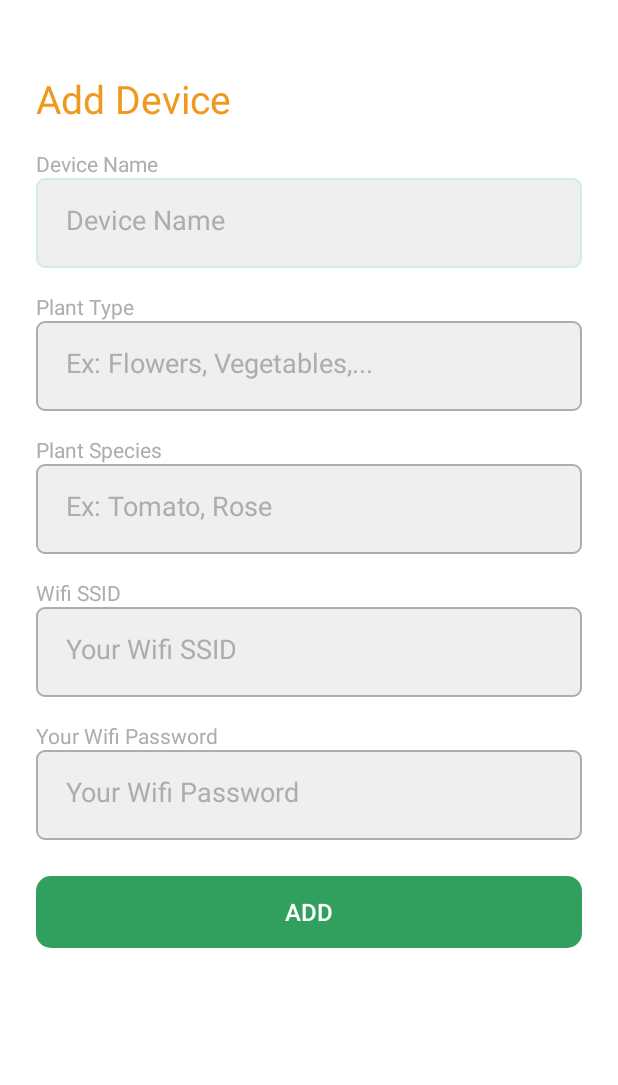
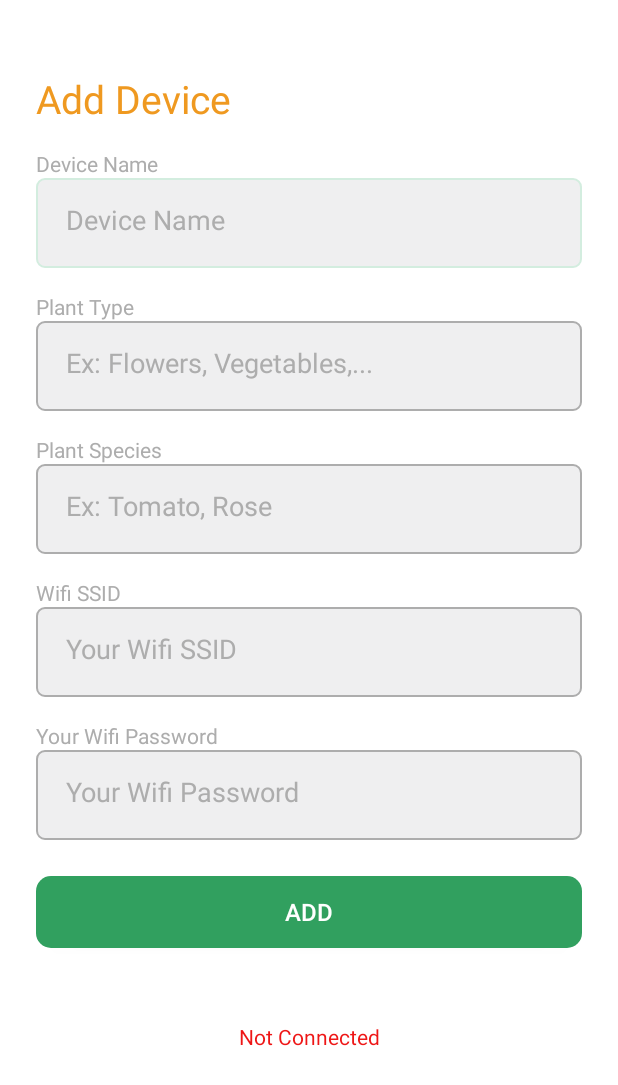
Before and after one commit to hirusha-perera/IntelliHydroBloom, an Android app: the layout fragment_device.xml on its own in the app's theme, with its tools: preview values and no code run, on a phone screen of 412 x 824 dp. Shown: the top 1085 px of the screen. Run offline under Robolectric (Android 15) with nearby library versions, the phone set to English and light mode, and no system bars.

Commit message:
device done

```diff
--- a/app/build.gradle
+++ b/app/build.gradle
@@ -65,7 +65,12 @@ dependencies {
     androidTestImplementation 'androidx.test.espresso:espresso-intents:3.4.0'
     androidTestImplementation 'androidx.test.espresso.idling:idling-concurrent:3.4.0'
 
+
+
+
+
     testImplementation 'org.mockito:mockito-core:3.12.4'
     testImplementation 'junit:junit:4.13.2'
     androidTestImplementation 'androidx.fragment:fragment-testing:1.4.0'
+
 }
--- a/app/src/main/res/layout/fragment_device.xml
+++ b/app/src/main/res/layout/fragment_device.xml
@@ -148,7 +148,7 @@
             app:layout_constraintTop_toBottomOf="@+id/txt_heading_wifiPassword" />
 
         <androidx.appcompat.widget.AppCompatButton
-            android:id="@+id/btn_vehicle_save"
+            android:id="@+id/btn_device_save"
             android:layout_width="match_parent"
             android:layout_height="48dp"
             android:layout_marginTop="24dp"
@@ -159,5 +159,25 @@
             app:layout_constraintStart_toStartOf="parent"
             app:layout_constraintTop_toBottomOf="@+id/txt_wifiPassword"
             tools:ignore="DuplicateSpeakableTextCheck" />
+
+        <ProgressBar
+            android:id="@+id/data_sending_progressbar"
+            android:layout_width="wrap_content"
+            android:layout_height="wrap_content"
+            android:visibility="gone"
+        app:layout_constraintStart_toStartOf="parent"
+        app:layout_constraintEnd_toEndOf="parent"
+        app:layout_constraintTop_toBottomOf="@+id/btn_device_save"
+        app:layout_constraintBottom_toBottomOf="parent" />
+
+        <TextView
+            android:id="@+id/txt_connection_status"
+            android:layout_width="wrap_content"
+            android:layout_height="wrap_content"
+            android:text="Not Connected"
+            android:textColor="@color/h_warning_red"
+            app:layout_constraintStart_toStartOf="parent"
+            app:layout_constraintEnd_toEndOf="parent"
+            app:layout_constraintTop_toBottomOf="@+id/data_sending_progressbar" />
     </androidx.constraintlayout.widget.ConstraintLayout>
 </FrameLayout>
--- a/app/src/main/res/layout/fragment_scan.xml
+++ b/app/src/main/res/layout/fragment_scan.xml
@@ -28,7 +28,7 @@
         android:text=""
         android:textSize="24sp"
         android:textStyle="bold"
-        android:textColor="@color/h_dark_green"
+        android:textColor="@color/h_warning_red"
         android:layout_marginTop="16dp" />
 
     <ImageView
```
Also changed, not shown: app/src/main/AndroidManifest.xml (+11 -21 lines), app/src/main/java/com/example/intellihydrobloom/DeviceFragment.java (+140 -22 lines).
